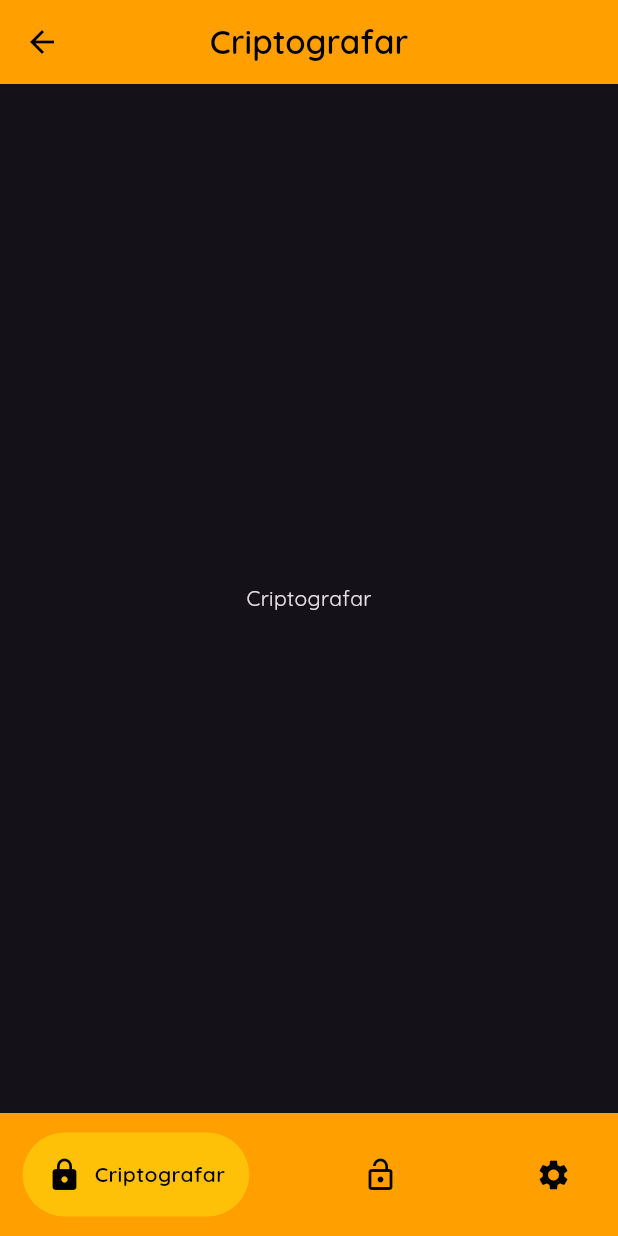
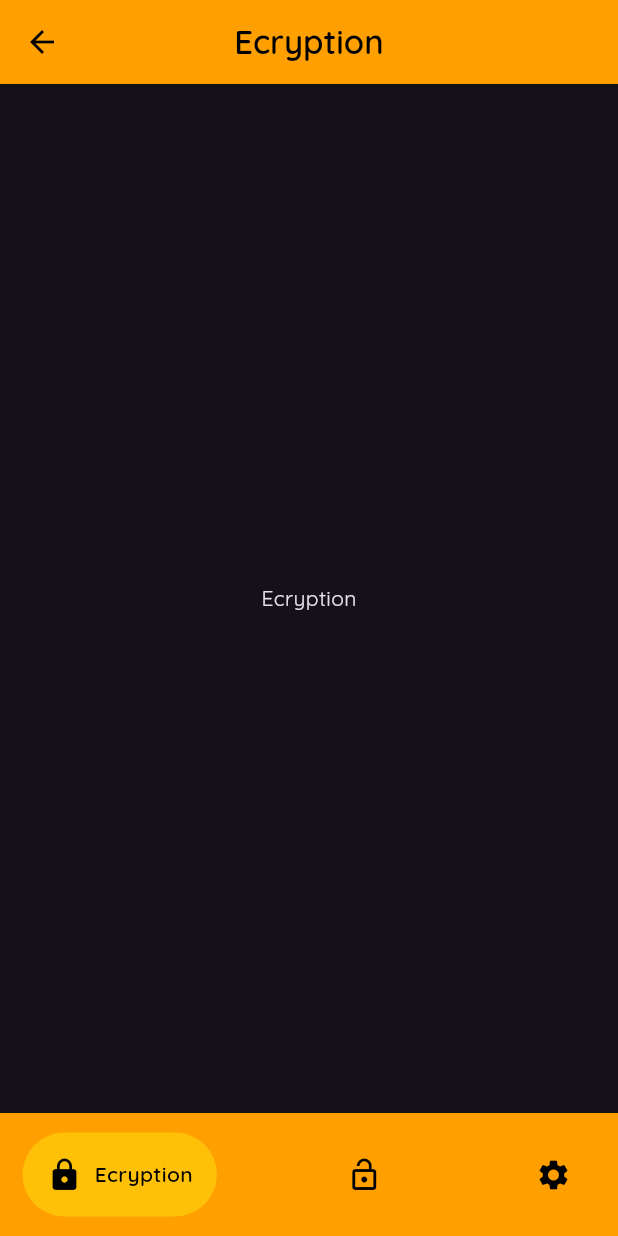
Before and after one commit to josevbrito/cryptography-app, a Flutter app: the screen it shows after launch, after a tap on "Enter", on a phone screen of 412 x 824 dp. Run offline on Flutter 3.47's test engine with Material 3 defaults, Android fonts, the phone set to English and light mode, and no system bars; drawn by our look-alikes of google_nav_bar.

Commit message:
Colocando Funções

```diff
--- /dev/null
+++ b/lib/layouts/functions/button.dart
@@ -0,0 +1,34 @@
+import 'package:flutter/material.dart';
+
+class ButtonModel extends StatelessWidget {
+  final Widget direction;
+  final String content;
+
+  const ButtonModel({super.key, required this.direction, required this.content});
+
+  @override
+  Widget build(BuildContext context) {
+    return ElevatedButton(
+      onPressed: () {
+        Navigator.push(
+        context,
+        MaterialPageRoute(builder: (context) {
+          return direction;
+        }
+        )
+      );
+      },
+
+      // Button Style
+      style: ElevatedButton.styleFrom(
+
+      ),
+
+      // Text
+      child: Text(
+        content,
+        style: TextStyle(color: Colors.amber[600]),
+      ),
+    );
+  }
+}
--- /dev/null
+++ b/lib/layouts/functions/text.dart
@@ -0,0 +1,27 @@
+import 'package:flutter/material.dart';
+
+class TextModel extends StatelessWidget {
+  final String content;
+  final double sizeText;
+  final String peso;
+
+  const TextModel({super.key, required this.content, required this.sizeText, required this.peso});
+
+  @override
+  Widget build(BuildContext context) {
+    FontWeight fontWeight;
+
+    if (peso == 'bold') {
+      fontWeight = FontWeight.bold;
+    } else if (peso == 'normal') {
+      fontWeight = FontWeight.normal;
+    } else {
+      fontWeight = FontWeight.normal;
+    }
+
+    return Text(
+      content,
+      style: TextStyle(color: Colors.amber.shade600, fontSize: sizeText, fontWeight: fontWeight),
+    );
+  }
+}
--- a/lib/layouts/navbar.dart
+++ b/lib/layouts/navbar.dart
@@ -1,8 +1,8 @@
 import 'package:flutter/material.dart';
 import 'package:google_nav_bar/google_nav_bar.dart';
-import 'package:cryptocode/pages/cripto.dart';
-import 'package:cryptocode/pages/descripto.dart';
-import 'package:cryptocode/pages/profile.dart';
+import 'package:cryptocode/pages/ecryption.dart';
+import 'package:cryptocode/pages/decryption.dart';
+import 'package:cryptocode/pages/settings.dart';
 
 class NavBar extends StatefulWidget {
   const NavBar({super.key});
@@ -15,8 +15,8 @@ class _NavBarState extends State<NavBar> {
   int _selectedIndex = 0;
 
   final List<Widget> _pages = [
-    const CriptoPage(),
-    const DescriptoPage(),
+    const EcryptionPage(),
+    const DecryptionPage(),
     const SettingsPage(),
   ];
 
@@ -44,9 +44,9 @@ class _NavBarState extends State<NavBar> {
             },
             padding: const EdgeInsets.all(16),
             tabs: const [
-              GButton(icon: Icons.lock, text: 'Criptografar'),
-              GButton(icon: Icons.lock_open, text: 'Descriptografar'),
-              GButton(icon: Icons.settings, text: 'Configurações'),
+              GButton(icon: Icons.lock, text: 'Ecryption'),
+              GButton(icon: Icons.lock_open, text: 'Decryption'),
+              GButton(icon: Icons.settings, text: 'Settings'),
             ],
           ),
         ),
--- a/lib/pages/cripto.dart
+++ /dev/null
@@ -1,24 +0,0 @@
-import 'package:flutter/material.dart';
-import 'package:cryptocode/layouts/appbar.dart';
-
-class CriptoPage extends StatefulWidget {
-  const CriptoPage({super.key});
-
-  @override
-  State<CriptoPage> createState() => _CriptoPageState();
-}
-
-class _CriptoPageState extends State<CriptoPage> {
-
-  @override
-  Widget build(BuildContext context) {
-    return const Scaffold(
-      appBar: CustomAppBar(title: 'Criptografar'),
-      body: Center(
-        child: Text(
-          'Criptografar'
-        ),
-      ),
-    );
-  }
-}
--- /dev/null
+++ b/lib/pages/decryption.dart
@@ -0,0 +1,19 @@
+import 'package:flutter/material.dart';
+import 'package:cryptocode/layouts/appbar.dart';
+
+class DecryptionPage extends StatefulWidget {
+  const DecryptionPage({super.key});
+
+  @override
+  State<DecryptionPage> createState() => _DecryptionPageState();
+}
+
+class _DecryptionPageState extends State<DecryptionPage> {
+  @override
+  Widget build(BuildContext context) {
+    return const Scaffold(
+      appBar: CustomAppBar(title: 'Decryption'),
+      body: Center(child: Text('Decryption')),
+    );
+  }
+}
--- a/lib/pages/descripto.dart
+++ /dev/null
@@ -1,19 +0,0 @@
-import 'package:flutter/material.dart';
-import 'package:cryptocode/layouts/appbar.dart';
-
-class DescriptoPage extends StatefulWidget {
-  const DescriptoPage({super.key});
-
-  @override
-  State<DescriptoPage> createState() => _DescriptoPageState();
-}
-
-class _DescriptoPageState extends State<DescriptoPage> {
-  @override
-  Widget build(BuildContext context) {
-    return const Scaffold(
-      appBar: CustomAppBar(title: 'Descriptografar'),
-      body: Center(child: Text('Descriptografar')),
-    );
-  }
-}
--- /dev/null
+++ b/lib/pages/ecryption.dart
@@ -0,0 +1,24 @@
+import 'package:flutter/material.dart';
+import 'package:cryptocode/layouts/appbar.dart';
+
+class EcryptionPage extends StatefulWidget {
+  const EcryptionPage({super.key});
+
+  @override
+  State<EcryptionPage> createState() => _EcryptionPageState();
+}
+
+class _EcryptionPageState extends State<EcryptionPage> {
+
+  @override
+  Widget build(BuildContext context) {
+    return const Scaffold(
+      appBar: CustomAppBar(title: 'Ecryption'),
+      body: Center(
+        child: Text(
+          'Ecryption'
+        ),
+      ),
+    );
+  }
+}
--- a/lib/pages/profile.dart
+++ b/lib/pages/settings.dart
@@ -12,7 +12,7 @@ class _SettingsPageState extends State<SettingsPage> {
   @override
   Widget build(BuildContext context) {
     return Scaffold(
-      appBar: const CustomAppBar(title: 'Perfil'),
+      appBar: const CustomAppBar(title: 'Settings'),
       body: Center(
         child: Text('Settings', style: TextStyle(color: Colors.amber[400]),)
       ),
--- a/lib/pages/welcome.dart
+++ b/lib/pages/welcome.dart
@@ -1,4 +1,6 @@
+import 'package:cryptocode/layouts/functions/button.dart';
 import 'package:cryptocode/layouts/navbar.dart';
+import 'package:cryptocode/layouts/functions/text.dart';
 import 'package:flutter/material.dart';
 
 class Welcome extends StatefulWidget {
@@ -26,62 +28,24 @@ class _WelcomeState extends State<Welcome> {
             const SizedBox(height: 10,),
 
             // Small message
-            Padding(
-              padding: const EdgeInsets.all(15),
+            const Padding(
+              padding: EdgeInsets.all(15),
               child: Column(
                 children: [
-                  Text('I am happy to see you here!', style: TextStyle(color: Colors.amber[600]),),
-                  Text('I hope you enjoy using the app', style: TextStyle(color: Colors.amber[600]),)
+                  TextModel(content: 'I am happy to see you here!', sizeText: 14, peso: 'normal'),
+                  TextModel(content: 'I hope you enjoy using the app', sizeText: 14, peso: 'normal'),
                 ],
               ),
             ),
 
             // Application button
-            Padding(
-              padding: const EdgeInsets.all(15),
+            const Padding(
+              padding: EdgeInsets.all(15),
               child: Column(
                 children: [
-                  ElevatedButton(
-                    // Route
-                    onPressed: () {
-                      Navigator.push(
-                      context,
-                      MaterialPageRoute(builder: (context) {
-                        return const NavBar();
-                      }
-                      )
-                    );
-                    },
-
-                    // Button Style
-                    style: ElevatedButton.styleFrom(
-
-                    ),
-
-                    // Text
-                    child: Text(
-                      'Enter',
-                      style: TextStyle(color: Colors.amber[600]),
-                    ),
-                  ),
-
-                  const SizedBox(height: 10,),
-
-                  ElevatedButton(
-                    onPressed: () {
-                      Navigator.push(
-                      context,
-                      MaterialPageRoute(builder: (context) {
-                        return const NavBar();
-                      }
-                      )
-                    );
-                    },
-                    child: Text(
-                      'About me',
-                      style: TextStyle(color: Colors.amber[600]),
-                    ),
-                  ),
+                  ButtonModel(direction: NavBar(), content: 'Enter'),
+                  SizedBox(height: 10,),
+                  ButtonModel(direction: NavBar(), content: 'About Me')
                 ],
               ),
             ),
```
Also changed, not shown: lib/layouts/functions/route.dart (added).
